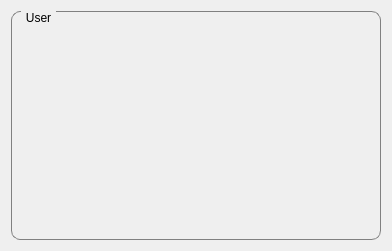
duniter/sakia, file src/sakia/gui/sub/user_information/user_information.ui: the form before one commit.
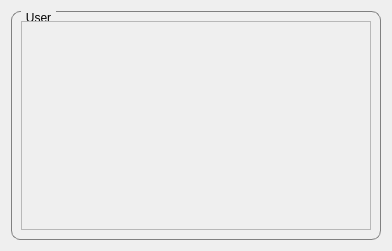
The form after the commit. Icons and pictures are not drawn.

Patch:
```diff
--- a/src/sakia/gui/sub/user_information/user_information.ui
+++ b/src/sakia/gui/sub/user_information/user_information.ui
@@ -33,8 +33,40 @@
      <property name="title">
       <string>User</string>
      </property>
-     <layout class="QGridLayout" name="gridLayout">
-      <item row="0" column="1">
+     <layout class="QVBoxLayout" name="verticalLayout_2">
+      <item>
+       <widget class="QScrollArea" name="scrollArea">
+        <property name="widgetResizable">
+         <bool>true</bool>
+        </property>
+        <widget class="QWidget" name="scrollAreaWidgetContents">
+         <property name="geometry">
+          <rect>
+           <x>0</x>
+           <y>0</y>
+           <width>362</width>
+           <height>212</height>
+          </rect>
+         </property>
+         <layout class="QGridLayout" name="gridLayout_2">
+          <item row="5" column="0">
+           <widget class="QLabel" name="label_path">
+            <property name="text">
+             <string/>
+            </property>
+           </widget>
+          </item>
+          <item row="4" column="0">
+           <widget class="QLabel" name="label_properties">
+            <property name="text">
+             <string/>
+            </property>
+            <property name="alignment">
+             <set>Qt::AlignLeading|Qt::AlignLeft|Qt::AlignTop</set>
+            </property>
+           </widget>
+          </item>
+          <item row="1" column="0">
        <widget class="QLabel" name="label_icon">
         <property name="sizePolicy">
          <sizepolicy hsizetype="Preferred" vsizetype="Preferred">
@@ -59,17 +91,7 @@
         </property>
        </widget>
       </item>
-      <item row="2" column="1" colspan="2">
-       <widget class="QLabel" name="label_properties">
-        <property name="text">
-         <string/>
-        </property>
-        <property name="alignment">
-         <set>Qt::AlignLeading|Qt::AlignLeft|Qt::AlignTop</set>
-        </property>
-       </widget>
-      </item>
-      <item row="0" column="2">
+          <item row="1" column="1">
        <widget class="QLabel" name="label_uid">
         <property name="maximumSize">
          <size>
@@ -82,11 +104,8 @@
         </property>
        </widget>
       </item>
-      <item row="3" column="1" colspan="2">
-       <widget class="QLabel" name="label_path">
-        <property name="text">
-         <string/>
-        </property>
+         </layout>
+        </widget>
        </widget>
       </item>
      </layout>
```
Left out of the diff: 7 changed lines with no effect on the pictures. Lines whose indentation alone changed are shown as unchanged.
